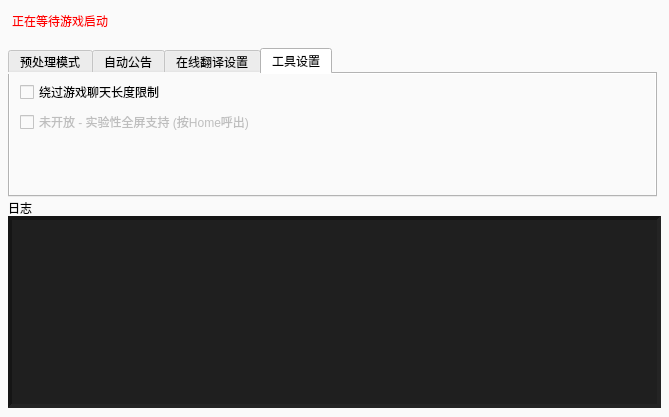
Qt form BattlefieldChat/BattlefieldChat.ui (SakuraKoi/BattlefieldChat) before a commit.
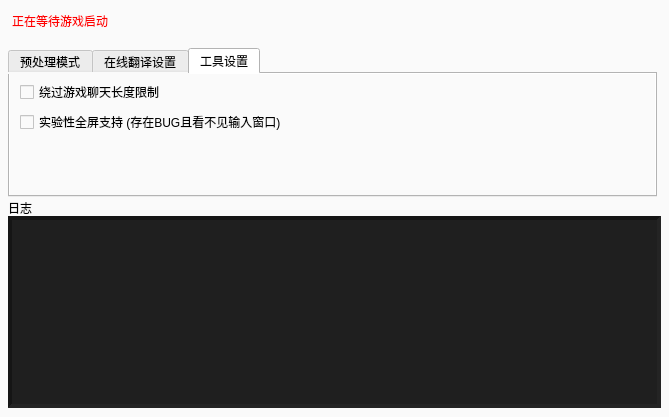
The same form after that commit. The open tabs and pages were chosen to show the change. Icons and pictures are not drawn.

Diff of the .ui file:
```diff
--- a/BattlefieldChat/BattlefieldChat.ui
+++ b/BattlefieldChat/BattlefieldChat.ui
@@ -212,11 +212,6 @@
        </property>
       </widget>
      </widget>
-     <widget class="QWidget" name="tab_6">
-      <attribute name="title">
-       <string>自动公告</string>
-      </attribute>
-     </widget>
      <widget class="QWidget" name="tab_2">
       <attribute name="title">
        <string>在线翻译设置</string>
@@ -440,18 +435,18 @@
       </widget>
       <widget class="QCheckBox" name="chkSupportFullscreen">
        <property name="enabled">
-        <bool>false</bool>
+        <bool>true</bool>
        </property>
        <property name="geometry">
         <rect>
          <x>10</x>
          <y>40</y>
-         <width>301</width>
+         <width>365</width>
          <height>16</height>
         </rect>
        </property>
        <property name="text">
-        <string>未开放 - 实验性全屏支持 (按Home呼出)</string>
+        <string>实验性全屏支持 (存在BUG且看不见输入窗口)</string>
        </property>
       </widget>
      </widget>
```
